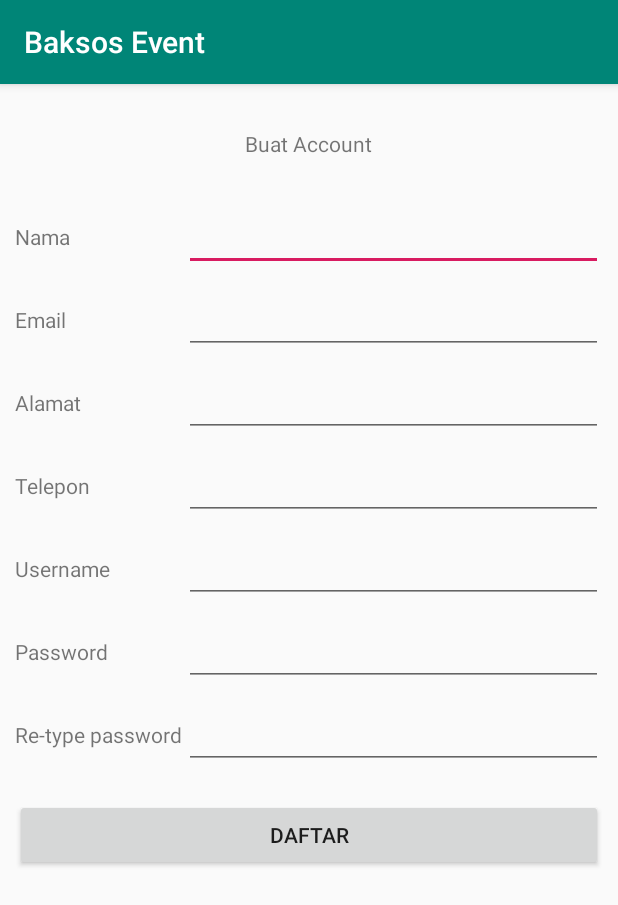
After one commit to Stevan-Iskandar/baksos-event, an Android app: the BuatAkunUserActivity screen opened directly, with no data from a screen before it, on a phone screen of 412 x 824 dp. The commit adds this screen. Shown: the top 905 px of the screen. Run offline under Robolectric (Android 15) with nearby library versions, the phone set to English and light mode, and no system bars.

Commit message:
buat akun user

```diff
--- a/app/src/main/java/com/bootcamp/baksosevent/adapter/AllEventAdapter.java
+++ b/app/src/main/java/com/bootcamp/baksosevent/adapter/AllEventAdapter.java
@@ -14,10 +14,13 @@ import androidx.recyclerview.widget.RecyclerView;
 
 import com.bootcamp.baksosevent.R;
 import com.bootcamp.baksosevent.model.Event;
+import com.bootcamp.baksosevent.service.APIClient;
+import com.squareup.picasso.Picasso;
 
 import java.util.List;
 
 public class AllEventAdapter extends RecyclerView.Adapter<RecyclerView.ViewHolder> {
+  String localhost = APIClient.localhost;
   Context context;
   List<Event> lstEvent;
 
@@ -41,7 +44,7 @@ public class AllEventAdapter extends RecyclerView.Adapter<RecyclerView.ViewHolde
       ContohViewHolder view = (ContohViewHolder) holder;
       final Event event = lstEvent.get(position);
 
-//      view.ivAllEvent.setVisibility(View.GONE);
+      Picasso.get().load("http://"+localhost+"/baksosevent/assets/img/event/" + event.getImage()).into(view.ivAllEvent);
       view.txtNama.setText(event.getNama());
       view.txtLokasi.setText(event.getLokasi());
       view.txtTanggal.setText(event.getTanggal());
--- a/app/src/main/java/com/bootcamp/baksosevent/service/APIClient.java
+++ b/app/src/main/java/com/bootcamp/baksosevent/service/APIClient.java
@@ -13,7 +13,8 @@ import retrofit2.converter.gson.GsonConverterFactory;
  */
 
 public class APIClient {
-  public static String BASE_URL = "http://192.168.1.7/baksosevent/api/baksos/";
+  public static String localhost = "192.168.5.150";
+  public static String BASE_URL = "http://"+localhost+"/baksosevent/api/baksos/";
   private static Retrofit retrofit = null;
 
   public static Retrofit getClient() {
--- a/app/src/main/java/com/bootcamp/baksosevent/service/APIInterfacesRest.java
+++ b/app/src/main/java/com/bootcamp/baksosevent/service/APIInterfacesRest.java
@@ -5,10 +5,11 @@ package com.bootcamp.baksosevent.service;
  */
 
 import com.bootcamp.baksosevent.model.Event;
+import com.bootcamp.baksosevent.model.ResponseAPI;
+import com.bootcamp.baksosevent.model.User;
 
 import java.util.List;
 
-import okhttp3.ResponseBody;
 import retrofit2.Call;
 import retrofit2.http.Field;
 import retrofit2.http.FormUrlEncoded;
@@ -20,19 +21,26 @@ import retrofit2.http.POST;
  */
 
 public interface APIInterfacesRest {
-//
 //  @GET("users")
 //  Call<com.juaracoding.absensi.model.reqres.User> getUserReqres(@Query("page") String page);
 //
-//  @GET("posts")
-//  Call<List<com.juaracoding.absensi.model.typicode.Post>> getTypicode();
-//
 //  @GET("comments")
 //  Call<List<Comment>> getComment(@Query("postId") String postId);
+
   @GET("getevent")
   Call<List<Event>> getAllEvent();
 
   @FormUrlEncoded
   @POST("loginuser")
-  Call<ResponseBody> postLogin(@Field("username") String username, @Field("password") String password);
+  Call<ResponseAPI> postLogin(@Field("username") String username, @Field("password") String password);
+
+  @FormUrlEncoded
+  @POST("setuser")
+  Call<User> postUser(@Field("type") String type,
+                      @Field("username") String username,
+                      @Field("password") String password,
+                      @Field("nama") String nama,
+                      @Field("email") String email,
+                      @Field("alamat") String alamat,
+                      @Field("tlp") String tlp);
 }
--- /dev/null
+++ b/app/src/main/java/com/bootcamp/baksosevent/ui/BuatAkunUserActivity.java
@@ -0,0 +1,177 @@
+package com.bootcamp.baksosevent.ui;
+
+import androidx.appcompat.app.AppCompatActivity;
+
+import android.app.ProgressDialog;
+import android.content.Intent;
+import android.os.Bundle;
+import android.view.View;
+import android.widget.Button;
+import android.widget.EditText;
+import android.widget.TextView;
+import android.widget.Toast;
+
+import com.bootcamp.baksosevent.R;
+import com.bootcamp.baksosevent.model.ResponseAPI;
+import com.bootcamp.baksosevent.model.User;
+import com.bootcamp.baksosevent.service.APIClient;
+import com.bootcamp.baksosevent.service.APIInterfacesRest;
+
+import org.json.JSONObject;
+
+import java.util.ArrayList;
+import java.util.List;
+
+import retrofit2.Call;
+import retrofit2.Callback;
+import retrofit2.Response;
+
+public class BuatAkunUserActivity extends AppCompatActivity {
+  TextView txtUsernameError, txtPasswordError, txtNamaError, txtEmailError, txtAlamatError, txtTlpError;
+  EditText etUsername, etPassword, etPasswordRetype, etNama, etEmail, etAlamat, etTlp;
+  Button btnBuatAkunUser;
+  User user;
+
+  @Override
+  protected void onCreate(Bundle savedInstanceState) {
+    super.onCreate(savedInstanceState);
+    setContentView(R.layout.activity_buat_akun_user);
+
+    txtUsernameError = findViewById(R.id.txtUserError);
+    txtPasswordError = findViewById(R.id.txtPasswordError);
+    txtNamaError = findViewById(R.id.txtNamaError);
+    txtEmailError = findViewById(R.id.txtEmailError);
+    txtAlamatError = findViewById(R.id.txtAlamatError);
+    txtTlpError = findViewById(R.id.txtTlpError);
+
+    txtUsernameError.setVisibility(View.GONE);
+    txtPasswordError.setVisibility(View.GONE);
+    txtNamaError.setVisibility(View.GONE);
+    txtEmailError.setVisibility(View.GONE);
+    txtAlamatError.setVisibility(View.GONE);
+    txtTlpError.setVisibility(View.GONE);
+
+    etUsername = findViewById(R.id.etUsername);
+    etPassword = findViewById(R.id.etPassword);
+    etPasswordRetype = findViewById(R.id.etPasswordRetype);
+    etNama = findViewById(R.id.etNama);
+    etEmail = findViewById(R.id.etEmail);
+    etAlamat = findViewById(R.id.etAlamat);
+    etTlp = findViewById(R.id.etTlp);
+
+    btnBuatAkunUser = findViewById(R.id.btnBuatAkunUser);
+    btnBuatAkunUser.setOnClickListener(new View.OnClickListener() {
+      @Override
+      public void onClick(View view) {
+        buatAkunUser();
+      }
+    });
+  }
+
+  private void buatAkunUser() {
+    if (etUsername.getText().toString().equals("") ||
+      etPassword.getText().toString().equals("") ||
+      !etPassword.getText().toString().equals(etPasswordRetype.getText().toString()) ||
+      etNama.getText().toString().equals("") ||
+      etEmail.getText().toString().equals("") ||
+      etAlamat.getText().toString().equals("") ||
+      etTlp.getText().toString().equals("")) {
+      if (etUsername.getText().toString().equals("")) {
+        txtUsernameError.setText("Username tidak boleh kosong");
+        txtUsernameError.setVisibility(View.VISIBLE);
+      } else {
+        txtUsernameError.setVisibility(View.GONE);
+      }
+      if (etPassword.getText().toString().equals("")) {
+        txtPasswordError.setText("Password tidak boleh kosong");
+        txtPasswordError.setVisibility(View.VISIBLE);
+      } else {
+        if (etPassword.getText().toString().equals(etPasswordRetype.getText().toString())) {
+          txtPasswordError.setVisibility(View.GONE);
+        } else {
+          txtPasswordError.setText("Password tidak sama");
+          txtPasswordError.setVisibility(View.VISIBLE);
+        }
+      }
+
+      if (etNama.getText().toString().equals("")) {
+        txtNamaError.setText("Nama tidak boleh kosong");
+        txtNamaError.setVisibility(View.VISIBLE);
+      } else {
+        txtNamaError.setVisibility(View.GONE);
+      }
+      if (etEmail.getText().toString().equals("")) {
+        txtEmailError.setText("Email tidak boleh kosong");
+        txtEmailError.setVisibility(View.VISIBLE);
+      } else {
+        txtEmailError.setVisibility(View.GONE);
+      }
+      if (etAlamat.getText().toString().equals("")) {
+        txtAlamatError.setText("Alamat tidak boleh kosong");
+        txtAlamatError.setVisibility(View.VISIBLE);
+      } else {
+        txtAlamatError.setVisibility(View.GONE);
+      }
+      if (etTlp.getText().toString().equals("")) {
+        txtTlpError.setText("No Telepon tidak boleh kosong");
+        txtTlpError.setVisibility(View.VISIBLE);
+      } else {
+        txtTlpError.setVisibility(View.GONE);
+      }
+    } else {
+      txtUsernameError.setVisibility(View.GONE);
+      txtPasswordError.setVisibility(View.GONE);
+      txtNamaError.setVisibility(View.GONE);
+      txtEmailError.setVisibility(View.GONE);
+      txtAlamatError.setVisibility(View.GONE);
+      txtTlpError.setVisibility(View.GONE);
+//      Toast.makeText(BuatAkunUserActivity.this, "berhasil", Toast.LENGTH_LONG).show();
+
+      buatAkunUserAPI();
+    }
+  }
+
+  APIInterfacesRest apiInterface;
+  ProgressDialog progressDialog;
+  public void buatAkunUserAPI() {
+    apiInterface = APIClient.getClient().create(APIInterfacesRest.class);
+    progressDialog = new ProgressDialog(BuatAkunUserActivity.this);
+    progressDialog.setTitle("Loading");
+    progressDialog.show();
+
+    Call<User> mulaiRequest = apiInterface.postUser(
+      "insert",
+      etUsername.getText().toString(),
+      etPassword.getText().toString(),
+      etNama.getText().toString(),
+      etEmail.getText().toString(),
+      etAlamat.getText().toString(),
+      etTlp.getText().toString());
+
+    mulaiRequest.enqueue(new Callback<User>() {
+      @Override
+      public void onResponse(Call<User> call, Response<User> response) {
+        progressDialog.dismiss();
+        user = response.body();
+        if (user != null) {
+          Toast.makeText(BuatAkunUserActivity.this, "Akun berhasil dibuat", Toast.LENGTH_LONG).show();
+          finish();
+        } else {
+          try {
+            JSONObject jObjError = new JSONObject(response.errorBody().string());
+            Toast.makeText(BuatAkunUserActivity.this, jObjError.getString("message"), Toast.LENGTH_LONG).show();
+          } catch (Exception e) {
+            Toast.makeText(BuatAkunUserActivity.this, e.getMessage(), Toast.LENGTH_LONG).show();
+          }
+        }
+      }
+
+      @Override
+      public void onFailure(Call<User> call, Throwable t) {
+        progressDialog.dismiss();
+        Toast.makeText(getApplicationContext(), "Maaf koneksi bermasalah", Toast.LENGTH_LONG).show();
+        call.cancel();
+      }
+    });
+  }
+}
--- /dev/null
+++ b/app/src/main/res/layout/activity_buat_akun_user.xml
@@ -0,0 +1,307 @@
+<?xml version="1.0" encoding="utf-8"?>
+<LinearLayout xmlns:android="http://schemas.android.com/apk/res/android"
+  xmlns:app="http://schemas.android.com/apk/res-auto"
+  xmlns:tools="http://schemas.android.com/tools"
+  android:layout_width="match_parent"
+  android:layout_height="match_parent"
+  android:layout_margin="10dp"
+  android:gravity="center_horizontal"
+  android:orientation="vertical"
+  tools:context=".ui.BuatAkunUserActivity">
+
+  <TextView
+    android:layout_width="wrap_content"
+    android:layout_height="wrap_content"
+    android:layout_marginTop="20dp"
+    android:layout_marginBottom="20dp"
+    android:text="Buat Account" />
+
+  <LinearLayout
+    android:layout_width="match_parent"
+    android:layout_height="wrap_content"
+    android:layout_marginTop="10dp"
+    android:gravity="center_vertical"
+    android:orientation="horizontal">
+
+    <TextView
+      android:layout_width="225dp"
+      android:layout_height="wrap_content"
+      android:layout_weight="1"
+      android:text="Nama" />
+
+    <EditText
+      android:id="@+id/etNama"
+      android:layout_width="match_parent"
+      android:layout_height="wrap_content"
+      android:layout_weight="1"
+      android:ems="10"
+      android:inputType="textPersonName" />
+  </LinearLayout>
+
+  <LinearLayout
+    android:layout_width="match_parent"
+    android:layout_height="wrap_content"
+    android:orientation="horizontal">
+
+    <LinearLayout
+      android:layout_width="225dp"
+      android:layout_height="wrap_content"
+      android:layout_weight="1"
+      android:orientation="vertical"></LinearLayout>
+
+    <TextView
+      android:id="@+id/txtNamaError"
+      android:layout_width="match_parent"
+      android:layout_height="wrap_content"
+      android:layout_weight="1"
+      android:text="Nama Error"
+      android:textColor="#FF0000"
+      android:textSize="10sp" />
+  </LinearLayout>
+
+  <LinearLayout
+    android:layout_width="match_parent"
+    android:layout_height="wrap_content"
+    android:layout_marginTop="10dp"
+    android:gravity="center_vertical"
+    android:orientation="horizontal">
+
+    <TextView
+      android:layout_width="225dp"
+      android:layout_height="wrap_content"
+      android:layout_weight="1"
+      android:text="Email" />
+
+    <EditText
+      android:id="@+id/etEmail"
+      android:layout_width="match_parent"
+      android:layout_height="wrap_content"
+      android:layout_weight="1"
+      android:ems="10"
+      android:inputType="textPersonName" />
+  </LinearLayout>
+
+  <LinearLayout
+    android:layout_width="match_parent"
+    android:layout_height="wrap_content"
+    android:orientation="horizontal">
+
+    <LinearLayout
+      android:layout_width="225dp"
+      android:layout_height="wrap_content"
+      android:layout_weight="1"
+      android:orientation="vertical"></LinearLayout>
+
+    <TextView
+      android:id="@+id/txtEmailError"
+      android:layout_width="match_parent"
+      android:layout_height="wrap_content"
+      android:layout_weight="1"
+      android:text="Email Error"
+      android:textColor="#FF0000"
+      android:textSize="10sp" />
+  </LinearLayout>
+
+  <LinearLayout
+    android:layout_width="match_parent"
+    android:layout_height="wrap_content"
+    android:layout_marginTop="10dp"
+    android:gravity="center_vertical"
+    android:orientation="horizontal">
+
+    <TextView
+      android:layout_width="225dp"
+      android:layout_height="wrap_content"
+      android:layout_weight="1"
+      android:text="Alamat" />
+
+    <EditText
+      android:id="@+id/etAlamat"
+      android:layout_width="match_parent"
+      android:layout_height="wrap_content"
+      android:layout_weight="1"
+      android:ems="10"
+      android:inputType="textPersonName" />
+  </LinearLayout>
+
+  <LinearLayout
+    android:layout_width="match_parent"
+    android:layout_height="wrap_content"
+    android:orientation="horizontal">
+
+    <LinearLayout
+      android:layout_width="225dp"
+      android:layout_height="wrap_content"
+      android:layout_weight="1"
+      android:orientation="vertical"></LinearLayout>
+
+    <TextView
+      android:id="@+id/txtAlamatError"
+      android:layout_width="match_parent"
+      android:layout_height="wrap_content"
+      android:layout_weight="1"
+      android:text="Alamat Error"
+      android:textColor="#FF0000"
+      android:textSize="10sp" />
+  </LinearLayout>
+
+  <LinearLayout
+    android:layout_width="match_parent"
+    android:layout_height="wrap_content"
+    android:layout_marginTop="10dp"
+    android:gravity="center_vertical"
+    android:orientation="horizontal">
+
+    <TextView
+      android:layout_width="225dp"
+      android:layout_height="wrap_content"
+      android:layout_weight="1"
+      android:text="Telepon" />
+
+    <EditText
+      android:id="@+id/etTlp"
+      android:layout_width="match_parent"
+      android:layout_height="wrap_content"
+      android:layout_weight="1"
+      android:ems="10"
+      android:inputType="textPersonName" />
+  </LinearLayout>
+
+  <LinearLayout
+    android:layout_width="match_parent"
+    android:layout_height="wrap_content"
+    android:orientation="horizontal">
+
+    <LinearLayout
+      android:layout_width="225dp"
+      android:layout_height="wrap_content"
+      android:layout_weight="1"
+      android:orientation="vertical"></LinearLayout>
+
+    <TextView
+      android:id="@+id/txtTlpError"
+      android:layout_width="match_parent"
+      android:layout_height="wrap_content"
+      android:layout_weight="1"
+      android:text="Telepon Error"
+      android:textColor="#FF0000"
+      android:textSize="10sp" />
+  </LinearLayout>
+
+  <LinearLayout
+    android:layout_width="match_parent"
+    android:layout_height="wrap_content"
+    android:layout_marginTop="10dp"
+    android:gravity="center_vertical"
+    android:orientation="horizontal">
+
+    <TextView
+      android:layout_width="225dp"
+      android:layout_height="wrap_content"
+      android:layout_weight="1"
+      android:text="Username" />
+
+    <EditText
+      android:id="@+id/etUsername"
+      android:layout_width="match_parent"
+      android:layout_height="wrap_content"
+      android:layout_weight="1"
+      android:ems="10"
+      android:inputType="textPersonName" />
+  </LinearLayout>
+
+  <LinearLayout
+    android:layout_width="match_parent"
+    android:layout_height="wrap_content"
+    android:orientation="horizontal">
+
+    <LinearLayout
+      android:layout_width="225dp"
+      android:layout_height="wrap_content"
+      android:layout_weight="1"
+      android:orientation="vertical"></LinearLayout>
+
+    <TextView
+      android:id="@+id/txtUserError"
+      android:layout_width="match_parent"
+      android:layout_height="wrap_content"
+      android:layout_weight="1"
+      android:text="User Error"
+      android:textColor="#FF0000"
+      android:textSize="10sp" />
+  </LinearLayout>
+
+  <LinearLayout
+    android:layout_width="match_parent"
+    android:layout_height="wrap_content"
+    android:layout_marginTop="10dp"
+    android:gravity="center_vertical"
+    android:orientation="horizontal">
+
+    <TextView
+      android:layout_width="225dp"
+      android:layout_height="wrap_content"
+      android:layout_weight="1"
+      android:text="Password" />
+
+    <EditText
+      android:id="@+id/etPassword"
+      android:layout_width="match_parent"
+      android:layout_height="wrap_content"
+      android:layout_weight="1"
+      android:ems="10"
+      android:inputType="textPassword" />
+  </LinearLayout>
+
+  <LinearLayout
+    android:layout_width="match_parent"
+    android:layout_height="wrap_content"
+    android:orientation="horizontal">
+
+    <LinearLayout
+      android:layout_width="225dp"
+      android:layout_height="wrap_content"
+      android:layout_weight="1"
+      android:orientation="vertical"></LinearLayout>
+
+    <TextView
+      android:id="@+id/txtPasswordError"
+      android:layout_width="match_parent"
+      android:layout_height="wrap_content"
+      android:layout_weight="1"
+      android:text="Password Error"
+      android:textColor="#FF0000"
+      android:textSize="10sp" />
+  </LinearLayout>
+
+  <LinearLayout
+    android:layout_width="match_parent"
+    android:layout_height="wrap_content"
+    android:layout_marginTop="10dp"
+    android:gravity="center_vertical"
+    android:orientation="horizontal">
+
+    <TextView
+      android:layout_width="225dp"
+      android:layout_height="wrap_content"
+      android:layout_weight="1"
+      android:text="Re-type password" />
+
+    <EditText
+      android:id="@+id/etPasswordRetype"
+      android:layout_width="match_parent"
+      android:layout_height="wrap_content"
+      android:layout_weight="1"
+      android:ems="10"
+      android:inputType="textPassword" />
+
+  </LinearLayout>
+
+  <Button
+    android:id="@+id/btnBuatAkunUser"
+    android:layout_width="match_parent"
+    android:layout_height="wrap_content"
+    android:layout_marginTop="20dp"
+    android:text="Daftar" />
+
+</LinearLayout>
--- a/app/src/main/res/layout/activity_login.xml
+++ b/app/src/main/res/layout/activity_login.xml
@@ -24,6 +24,7 @@
       android:layout_width="match_parent"
       android:layout_height="wrap_content"
       android:layout_marginTop="20dp"
+      android:gravity="center_vertical"
       android:orientation="horizontal">
 
       <TextView
@@ -44,6 +45,7 @@
     <LinearLayout
       android:layout_width="match_parent"
       android:layout_height="wrap_content"
+      android:gravity="center_vertical"
       android:orientation="horizontal">
 
       <TextView
```
Also changed, not shown: app/src/main/AndroidManifest.xml (+6 -6 lines), app/src/main/java/com/bootcamp/baksosevent/model/Event.java (+5 -5 lines), app/src/main/java/com/bootcamp/baksosevent/model/ResponseAPI.java (added, +70 -0 lines), app/src/main/java/com/bootcamp/baksosevent/ui/AllEventActivity.java (+5 -3 lines), app/src/main/java/com/bootcamp/baksosevent/ui/LoginActivity.java (+57 -1 lines).
